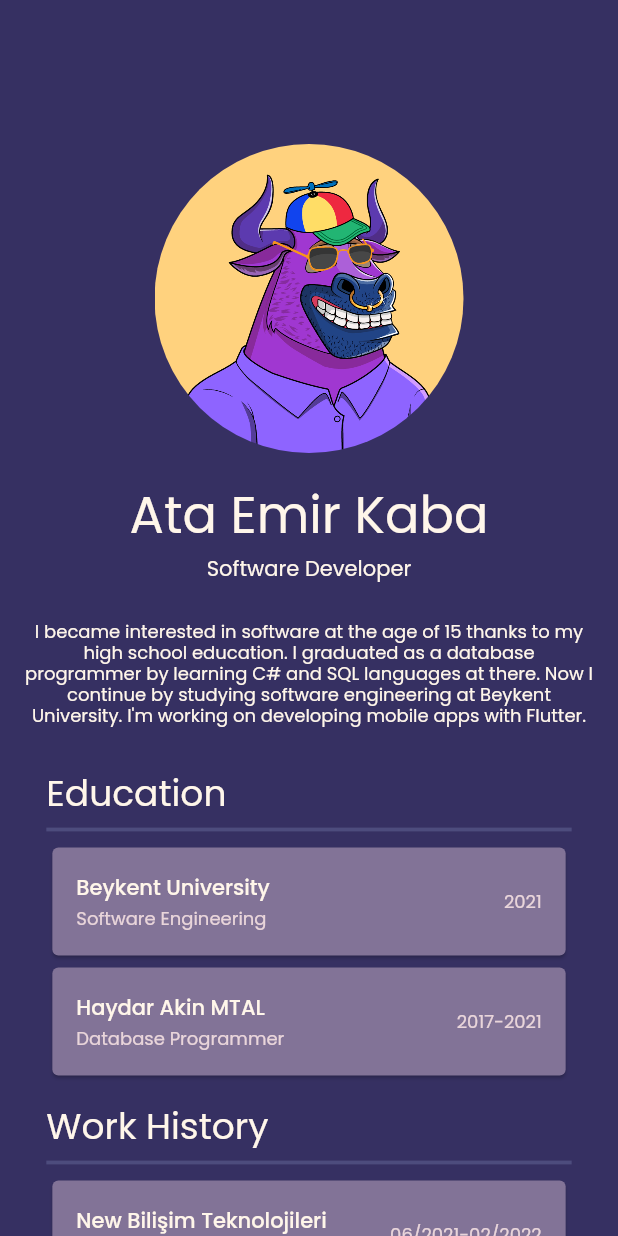
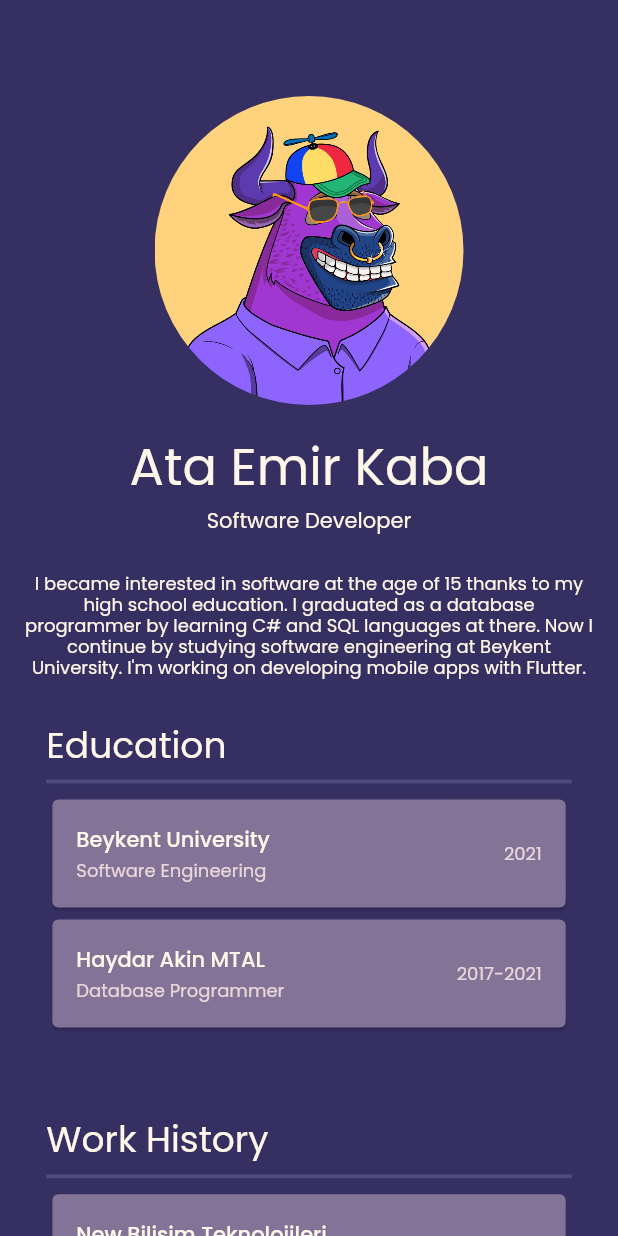
Before and after one commit to aekaba/Portfolio-App, a Flutter app: the screen it shows after launch, on a phone screen of 412 x 824 dp. Run offline on Flutter 3.47's test engine with Material 2 defaults, Android fonts, the phone set to English and light mode, and no system bars; our stand-ins replace google_fonts.

Commit message:
some problems and start the advance

```diff
--- a/lib/features/home/view/home.dart
+++ b/lib/features/home/view/home.dart
@@ -24,7 +24,7 @@ class Home extends StatelessWidget {
       body: SingleChildScrollView(
         child: Padding(
           padding: const EdgeInsets.only(
-              top: MyPadding.venti * 3,
+              top: MyPadding.venti * 2,
               left: MyPadding.grande,
               right: MyPadding.grande),
           child: Column(
--- a/lib/features/home/widgets/education_view.dart
+++ b/lib/features/home/widgets/education_view.dart
@@ -12,7 +12,7 @@ class EducationView extends StatelessWidget {
   Widget build(BuildContext context) {
     return SizedBox(
       width: MediaQuery.of(context).size.width * .85,
-      height: MediaQuery.of(context).size.height * .25,
+      height: MediaQuery.of(context).size.height * .3,
       child: Column(
         crossAxisAlignment: CrossAxisAlignment.start,
         mainAxisAlignment: MainAxisAlignment.start,
--- a/lib/features/home/widgets/workhistory_view.dart
+++ b/lib/features/home/widgets/workhistory_view.dart
@@ -12,7 +12,7 @@ class WorkHistoryView extends StatelessWidget {
   Widget build(BuildContext context) {
     return SizedBox(
       width: MediaQuery.of(context).size.width * .85,
-      height: MediaQuery.of(context).size.height * .15,
+      height: MediaQuery.of(context).size.height * .2,
       child: Column(
         crossAxisAlignment: CrossAxisAlignment.start,
         children: [
```
Also changed, not shown: lib/features/home/widgets/references_view.dart (+6 -3 lines), 7 other files.
